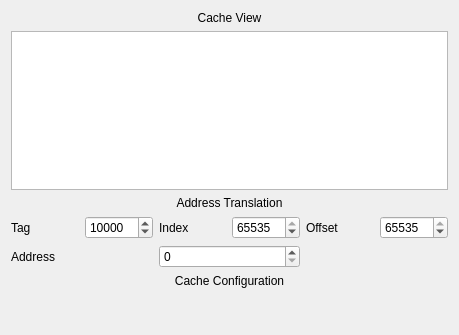
Old version of the form pep9asm/cacheview.ui in the repository StanWarford/pep9suite.
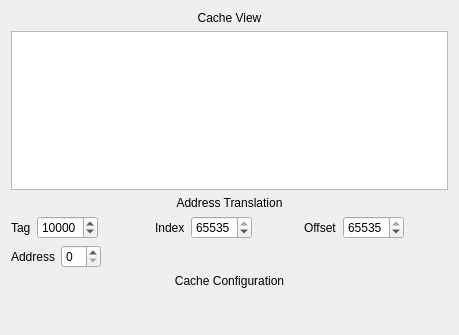
New version of the form. Custom widgets are drawn as their Qt base class.

Commit message:
Remove write allocation settings, move labels + controls closer together.
As per discussion with Dr. Warford on 3/28/2020, labels in cache configuration are too far away from the field they describe.

Additionally, write allocation is an unhelpful control, and it would rarely need to be tweaked.
Underlying code implementing write allocation remains, but the interface code is hidden from users.

```diff
--- a/pep9asm/cacheview.ui
+++ b/pep9asm/cacheview.ui
@@ -14,12 +14,45 @@
    <string>Form</string>
   </property>
   <layout class="QGridLayout" name="gridLayout_2">
+   <item row="0" column="0">
+    <widget class="QLabel" name="cacheLabel">
+     <property name="text">
+      <string>Cache View</string>
+     </property>
+     <property name="alignment">
+      <set>Qt::AlignCenter</set>
+     </property>
+    </widget>
+   </item>
    <item row="1" column="0">
     <layout class="QGridLayout" name="gridLayout">
-     <item row="2" column="2">
-      <widget class="QLabel" name="label_2">
+     <item row="1" column="0" colspan="6">
+      <widget class="QLabel" name="label_5">
        <property name="text">
-        <string>Index</string>
+        <string>Address Translation</string>
+       </property>
+       <property name="alignment">
+        <set>Qt::AlignCenter</set>
+       </property>
+      </widget>
+     </item>
+     <item row="7" column="0" colspan="6">
+      <widget class="CacheConfig" name="cacheConfiguration" native="true">
+       <property name="minimumSize">
+        <size>
+         <width>0</width>
+         <height>30</height>
+        </size>
+       </property>
+      </widget>
+     </item>
+     <item row="6" column="0" colspan="6">
+      <widget class="QLabel" name="label_6">
+       <property name="text">
+        <string>Cache Configuration</string>
+       </property>
+       <property name="alignment">
+        <set>Qt::AlignCenter</set>
        </property>
       </widget>
      </item>
@@ -42,8 +75,17 @@
        </property>
       </widget>
      </item>
-     <item row="2" column="5">
-      <widget class="QSpinBox" name="dataBox">
+     <item row="2" column="2" rowspan="3" colspan="2">
+      <layout class="QHBoxLayout" name="horizontalLayout_2">
+       <item>
+        <widget class="QLabel" name="label_2">
+         <property name="text">
+          <string>Index</string>
+         </property>
+        </widget>
+       </item>
+       <item>
+        <widget class="QSpinBox" name="indexBox">
        <property name="sizePolicy">
         <sizepolicy hsizetype="Preferred" vsizetype="Fixed">
          <horstretch>0</horstretch>
@@ -58,15 +100,32 @@
        </property>
       </widget>
      </item>
-     <item row="2" column="0">
+       <item>
+        <spacer name="horizontalSpacer_2">
+         <property name="orientation">
+          <enum>Qt::Horizontal</enum>
+         </property>
+         <property name="sizeHint" stdset="0">
+          <size>
+           <width>40</width>
+           <height>20</height>
+          </size>
+         </property>
+        </spacer>
+       </item>
+      </layout>
+     </item>
+     <item row="2" column="0" rowspan="3" colspan="2">
+      <layout class="QHBoxLayout" name="horizontalLayout">
+       <item>
       <widget class="QLabel" name="label">
        <property name="text">
         <string>Tag</string>
        </property>
       </widget>
      </item>
-     <item row="3" column="2" colspan="2">
-      <widget class="QSpinBox" name="addressBox">
+       <item>
+        <widget class="QSpinBox" name="tagBox">
        <property name="sizePolicy">
         <sizepolicy hsizetype="Preferred" vsizetype="Fixed">
          <horstretch>0</horstretch>
@@ -76,20 +135,37 @@
        <property name="maximum">
         <number>65535</number>
        </property>
-       <property name="displayIntegerBase">
-        <number>16</number>
+         <property name="value">
+          <number>10000</number>
        </property>
       </widget>
      </item>
-     <item row="2" column="4">
+       <item>
+        <spacer name="horizontalSpacer">
+         <property name="orientation">
+          <enum>Qt::Horizontal</enum>
+         </property>
+         <property name="sizeHint" stdset="0">
+          <size>
+           <width>40</width>
+           <height>20</height>
+          </size>
+         </property>
+        </spacer>
+       </item>
+      </layout>
+     </item>
+     <item row="2" column="4" rowspan="3" colspan="2">
+      <layout class="QHBoxLayout" name="horizontalLayout_3">
+       <item>
       <widget class="QLabel" name="label_3">
        <property name="text">
         <string>Offset</string>
        </property>
       </widget>
      </item>
-     <item row="2" column="3">
-      <widget class="QSpinBox" name="indexBox">
+       <item>
+        <widget class="QSpinBox" name="dataBox">
        <property name="sizePolicy">
         <sizepolicy hsizetype="Preferred" vsizetype="Fixed">
          <horstretch>0</horstretch>
@@ -104,35 +180,32 @@
        </property>
       </widget>
      </item>
-     <item row="3" column="0" colspan="2">
+       <item>
+        <spacer name="horizontalSpacer_3">
+         <property name="orientation">
+          <enum>Qt::Horizontal</enum>
+         </property>
+         <property name="sizeHint" stdset="0">
+          <size>
+           <width>40</width>
+           <height>20</height>
+          </size>
+         </property>
+        </spacer>
+       </item>
+      </layout>
+     </item>
+     <item row="5" column="0" colspan="2">
+      <layout class="QHBoxLayout" name="horizontalLayout_5">
+       <item>
       <widget class="QLabel" name="label_4">
        <property name="text">
         <string>Address</string>
        </property>
       </widget>
      </item>
-     <item row="4" column="0" colspan="6">
-      <widget class="QLabel" name="label_6">
-       <property name="text">
-        <string>Cache Configuration</string>
-       </property>
-       <property name="alignment">
-        <set>Qt::AlignCenter</set>
-       </property>
-      </widget>
-     </item>
-     <item row="5" column="0" colspan="6">
-      <widget class="CacheConfig" name="cacheConfiguration" native="true">
-       <property name="minimumSize">
-        <size>
-         <width>0</width>
-         <height>30</height>
-        </size>
-       </property>
-      </widget>
-     </item>
-     <item row="2" column="1">
-      <widget class="QSpinBox" name="tagBox">
+       <item>
+        <widget class="QSpinBox" name="addressBox">
        <property name="sizePolicy">
         <sizepolicy hsizetype="Preferred" vsizetype="Fixed">
          <horstretch>0</horstretch>
@@ -142,32 +215,27 @@
        <property name="maximum">
         <number>65535</number>
        </property>
-       <property name="value">
-        <number>10000</number>
+         <property name="displayIntegerBase">
+          <number>16</number>
        </property>
       </widget>
      </item>
-     <item row="1" column="0" colspan="6">
-      <widget class="QLabel" name="label_5">
-       <property name="text">
-        <string>Address Translation</string>
-       </property>
-       <property name="alignment">
-        <set>Qt::AlignCenter</set>
-       </property>
-      </widget>
+       <item>
+        <spacer name="horizontalSpacer_4">
+         <property name="orientation">
+          <enum>Qt::Horizontal</enum>
+         </property>
+         <property name="sizeHint" stdset="0">
+          <size>
+           <width>40</width>
+           <height>20</height>
+          </size>
+         </property>
+        </spacer>
      </item>
     </layout>
    </item>
-   <item row="0" column="0">
-    <widget class="QLabel" name="cacheLabel">
-     <property name="text">
-      <string>Cache View</string>
-     </property>
-     <property name="alignment">
-      <set>Qt::AlignCenter</set>
-     </property>
-    </widget>
+    </layout>
    </item>
   </layout>
  </widget>
```
Lines whose indentation alone changed are shown as unchanged. The commit also changes 2 other files.
